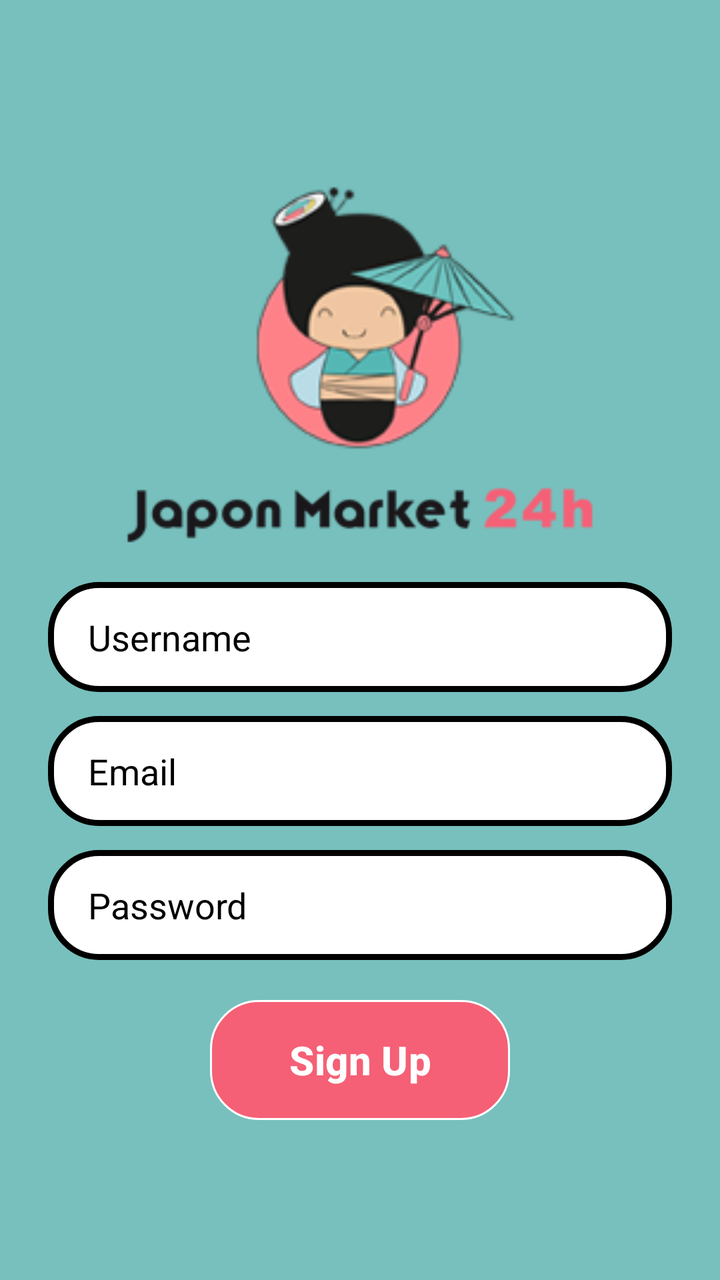
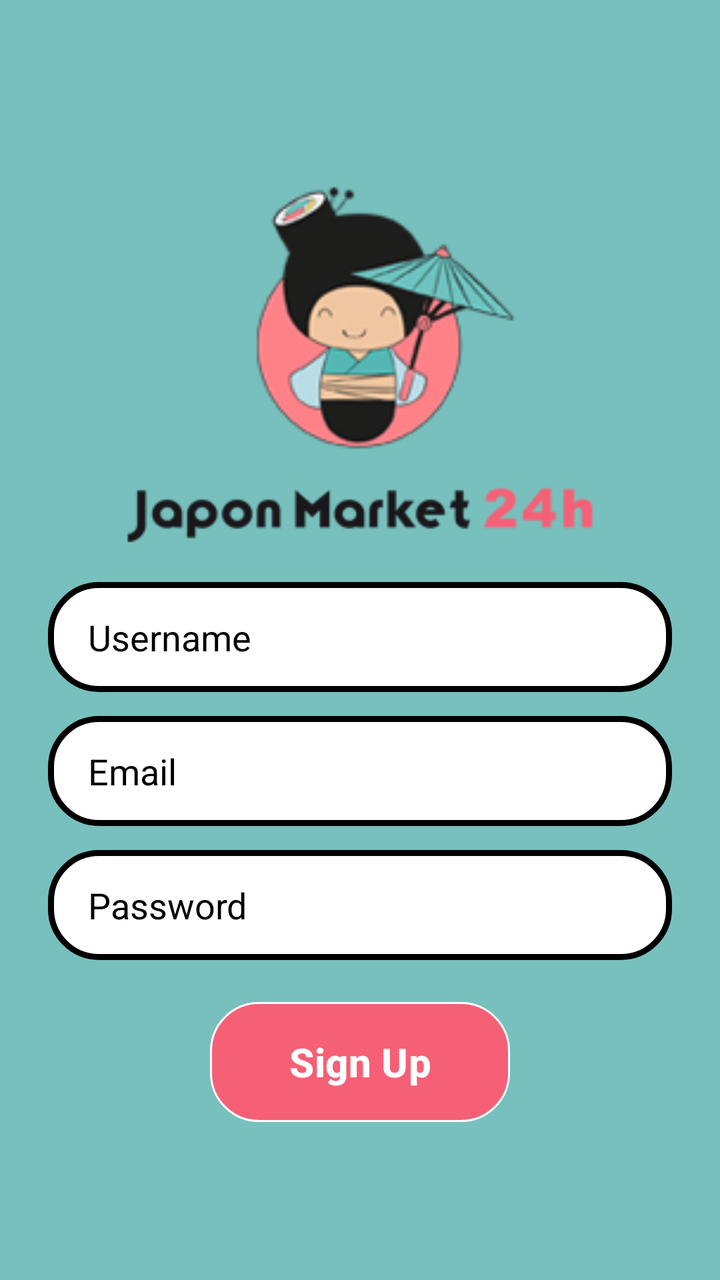

An Android layout rendered at two revisions. The XML below is the earlier revision; the diff shows what the commit changed to produce the second picture.
<!-- AndroidManifest.xml: application theme Theme.JaponMarkey -->
<!-- res/layout/activity_signup.xml -->
<?xml version="1.0" encoding="utf-8"?>
<androidx.constraintlayout.widget.ConstraintLayout xmlns:android="http://schemas.android.com/apk/res/android"
    xmlns:app="http://schemas.android.com/apk/res-auto"
    xmlns:tools="http://schemas.android.com/tools"
    android:id="@+id/main"
    android:layout_width="match_parent"
    android:layout_height="match_parent"
    android:background="@color/teal"
    tools:context=".LoginActivaty">

    <LinearLayout
        android:layout_width="match_parent"
        android:layout_height="match_parent"
        android:orientation="vertical"
        android:layout_marginTop="55dp"
        app:layout_constraintBottom_toBottomOf="parent"
        app:layout_constraintEnd_toEndOf="parent"
        app:layout_constraintStart_toStartOf="parent"
        app:layout_constraintTop_toTopOf="parent"
        android:padding="24sp">

        <ImageView
            android:layout_width="160dp"
            android:layout_height="160dp"
            android:layout_gravity="center"
            app:srcCompat="@drawable/japon_logo"
            />
        <ImageView
            android:layout_width="240dp"
            android:layout_height="40dp"
            android:layout_gravity="center"
            app:srcCompat="@drawable/japon_title"

            />
        <EditText
            android:id="@+id/editTextUser"
            android:layout_width="match_parent"
            android:layout_height="55dp"
            android:layout_marginTop="12dp"
            android:paddingStart="20dp"
            android:hint="Username"
            android:textColorHint="@color/black"
            android:ems="10"
            android:inputType="textEmailAddress"
            android:background="@drawable/white_background_edit_text"
            />
        <EditText
            android:id="@+id/editTextEmailAdress"
            android:layout_width="match_parent"
            android:layout_height="55dp"
            android:layout_marginTop="12dp"
            android:paddingStart="20dp"
            android:hint="Email"
            android:textColorHint="@color/black"
            android:ems="10"
            android:inputType="textEmailAddress"
            android:background="@drawable/white_background_edit_text"
            />

        <EditText
            android:id="@+id/editTextPassword"
            android:layout_width="match_parent"
            android:layout_height="55dp"
            android:layout_marginTop="12dp"
            android:paddingStart="20dp"
            android:hint="Password"
            android:textColorHint="@color/black"
            android:ems="10"
            android:inputType="textPassword"
            android:background="@drawable/white_background_edit_text"
            />

        <Button
            android:id="@+id/buttonLogin"
            android:layout_width="150dp"
            android:layout_height="60dp"
            android:layout_marginTop="20dp"
            android:layout_gravity="center"
            android:textStyle="bold"
            android:textColor="@color/white"
            android:textSize="20dp"
            android:background="@drawable/pink_button"
            android:text="Sign Up"
            app:backgroundTint="@null"/>


    </LinearLayout>
</androidx.constraintlayout.widget.ConstraintLayout>
<!-- resources referenced by this layout -->
<resources>
  <color name="black">#FF000000</color>
  <color name="teal">#77c0bd</color>
  <color name="white">#FFFFFFFF</color>
  <!-- drawable japon_logo: png bitmap (drawable, 15376 bytes) -->
  <!-- drawable japon_title: png bitmap (drawable, 5744 bytes) -->
  <!-- drawable pink_button (drawable) -->
  <?xml version="1.0" encoding="utf-8"?>
  <shape xmlns:android="http://schemas.android.com/apk/res/android">
      <solid android:color="@color/pink"/>
      <stroke
          android:width="1dp"
          android:color="#ffffff"
          />
      <corners android:radius="24dp" />
  </shape>
  <!-- drawable white_background_edit_text (drawable) -->
  <?xml version="1.0" encoding="utf-8"?>
  <shape xmlns:android="http://schemas.android.com/apk/res/android">
      <solid android:color="#ffffff"/>
      <stroke
          android:width="3dp"
          android:color="#000000"
          />
      <corners android:radius="24dp" />
  </shape>
  <style name="Theme.JaponMarkey" parent="Base.Theme.JaponMarkey" />
  <color name="pink">#f56076</color>
  <style name="Base.Theme.JaponMarkey" parent="Theme.Material3.DayNight.NoActionBar">
          
          
      </style>
</resources>

<!-- the commit's change to res/layout/activity_signup.xml (unified diff, before → after) -->
@@ -74,7 +74,7 @@
             android:id="@+id/buttonLogin"
             android:layout_width="150dp"
             android:layout_height="60dp"
-            android:layout_marginTop="20dp"
+            android:layout_marginTop="21dp"
             android:layout_gravity="center"
             android:textStyle="bold"
             android:textColor="@color/white"
